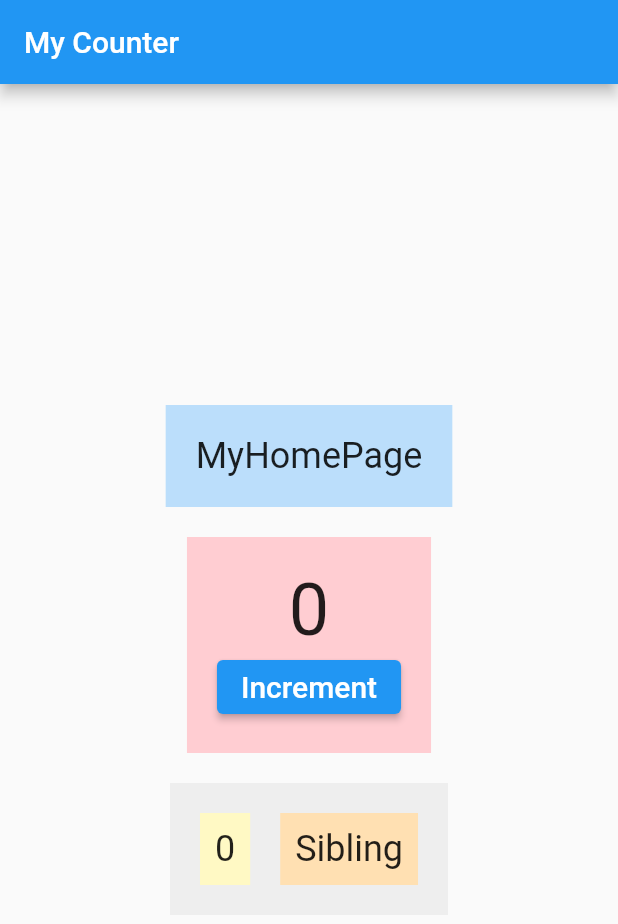
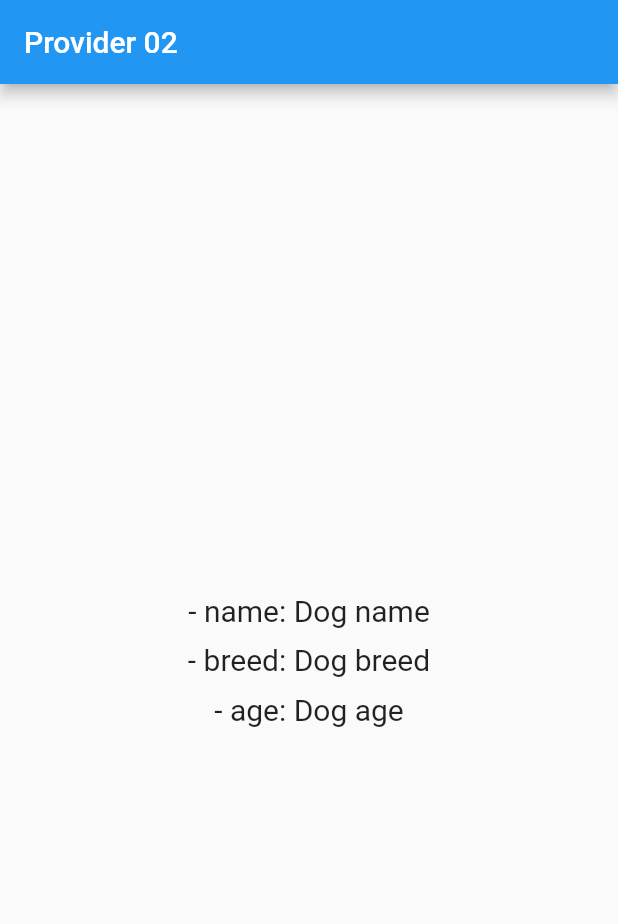
Before and after one commit to Moonseunghun/flutter_provider, a Flutter app: the screen it shows after launch, on a phone screen of 412 x 824 dp. Shown: the top 924 px of the screen. Run offline on Flutter 3.47's test engine with Material 2 defaults, Android fonts, the phone set to English and light mode, and no system bars.

Commit message:
Fix : provider change

```diff
--- a/lib/main.dart
+++ b/lib/main.dart
@@ -10,7 +10,7 @@ class MyApp extends StatelessWidget {
   @override
   Widget build(BuildContext context) {
     return MaterialApp(
-      title: 'Counter',
+      title: 'Provider 02',
       debugShowCheckedModeBanner: false,
       theme: ThemeData(
         primarySwatch: Colors.blue,
@@ -20,141 +20,63 @@ class MyApp extends StatelessWidget {
   }
 }
 
-class MyHomePage extends StatefulWidget {
+class MyHomePage extends StatelessWidget {
   const MyHomePage({Key? key}) : super(key: key);
-
-  @override
-  State<MyHomePage> createState() => _MyHomePageState();
-}
-
-class _MyHomePageState extends State<MyHomePage> {
-  int counter = 0;
-
-  void increment() {
-    setState(() {
-      counter++;
-    });
-  }
 
   @override
   Widget build(BuildContext context) {
     return Scaffold(
       appBar: AppBar(
-        title: Text('My Counter'),
+        title: Text('Provider 02'),
       ),
       body: Center(
         child: Column(
           mainAxisAlignment: MainAxisAlignment.center,
-          children: <Widget>[
-            Container(
-              color: Colors.blue[100],
-              padding: const EdgeInsets.all(20.0),
-              child: Text(
-                'MyHomePage',
-                style: TextStyle(fontSize: 24.0),
-              ),
+          mainAxisSize: MainAxisSize.min,
+          children: [
+            Text(
+              '- name: Dog name',
+              style: TextStyle(fontSize: 20.0),
             ),
-            SizedBox(height: 20.0),
-            CounterA(
-              counter: counter,
-              increment: increment,
-            ),
-            SizedBox(height: 20.0),
-            Middle(counter: counter,),
+            SizedBox(height: 10.0),
+            BreedAndAge(),
           ],
         ),
-      ),
-      // This trailing comma makes auto-formatting nicer for build methods.
-    );
-  }
-}
-
-class CounterA extends StatelessWidget {
-  final int counter;
-  final void Function() increment;
-
-  const CounterA({
-    Key? key,
-    required this.counter,
-    required this.increment}) : super(key: key);
-
-  @override
-  Widget build(BuildContext context) {
-    return Container(
-      color: Colors.red[100],
-      child: Column(
-        children: [
-          Text(
-            '$counter',
-            style: TextStyle(fontSize: 48.0),
-          ),
-          ElevatedButton(
-            onPressed: increment,
-            child: Text(
-              'Increment',
-              style: TextStyle(fontSize: 20.0),
-            ),
-          ),
-        ],
-      ),
-      padding: const EdgeInsets.all(20.0),
-    );
-  }
-}
-
-class Middle extends StatelessWidget {
-  final int counter;
-  const Middle({Key? key, required this.counter}) : super(key: key);
-
-  @override
-  Widget build(BuildContext context) {
-    return Container(
-      color: Colors.grey[200],
-      padding: const EdgeInsets.all(20.0),
-      child: Row(
-        mainAxisAlignment: MainAxisAlignment.center,
-        mainAxisSize: MainAxisSize.min,
-        children: [
-          CounterB(
-            counter: counter,
-          ),
-          SizedBox(width: 20.0),
-          Sibling(),
-        ],
       ),
     );
   }
 }
 
-class CounterB extends StatelessWidget {
-  final int counter;
-  const CounterB({Key? key, required this.counter}) : super(key: key);
+class BreedAndAge extends StatelessWidget {
+  const BreedAndAge({Key? key}) : super(key: key);
 
   @override
   Widget build(BuildContext context) {
-    return Container(
-      color: Colors.yellow[100],
-      padding: const EdgeInsets.all(10.0),
-      child: Text(
-        '0',
-        style: TextStyle(fontSize: 24.0),
-      ),
+    return Column(
+      children: [
+        Text(
+          '- breed: Dog breed',
+          style: TextStyle(fontSize: 20.0),
+        ),
+        SizedBox(height: 10.0),
+        Age(),
+      ],
     );
   }
 }
 
-class Sibling extends StatelessWidget {
-  const Sibling({Key? key}) : super(key: key);
+class Age extends StatelessWidget {
+  const Age({Key? key}) : super(key: key);
 
   @override
   Widget build(BuildContext context) {
-    return Container(
-      color: Colors.orange[100],
-      padding: const EdgeInsets.all(10.0),
-      child: Text(
-        'Sibling',
-        style: TextStyle(fontSize: 24.0),
-      ),
+    return Column(
+      children: [
+        Text(
+          '- age: Dog age',
+          style: TextStyle(fontSize: 20.0),
+        ),
+      ],
     );
   }
 }
```
Also changed, not shown: pubspec.yaml (+5 -19 lines).
